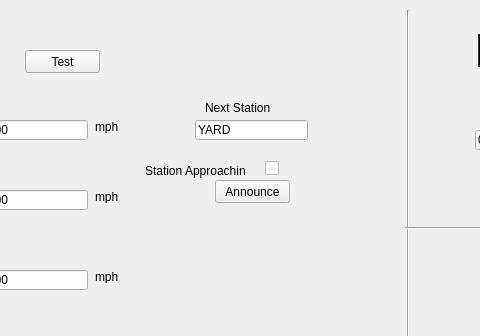
First picture: the form in src/HWTrainController/hw_TrainController/traincontrollermainwindow.ui, repository JHarnishfeger/ECE1140_Conductors, before the edit; both pictures show x 165 to 645 and y 0 to 336 of the 1034 by 606 pixel window.
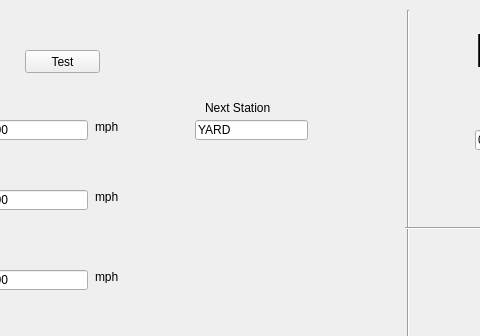
Second picture: the form after the edit.

Patch:
```diff
--- a/src/HWTrainController/hw_TrainController/traincontrollermainwindow.ui
+++ b/src/HWTrainController/hw_TrainController/traincontrollermainwindow.ui
@@ -604,45 +604,6 @@
      <string>Mode</string>
     </property>
    </widget>
-   <widget class="QCheckBox" name="stationApproachingCB">
-    <property name="geometry">
-     <rect>
-      <x>430</x>
-      <y>160</y>
-      <width>70</width>
-      <height>17</height>
-     </rect>
-    </property>
-    <property name="text">
-     <string/>
-    </property>
-   </widget>
-   <widget class="QLabel" name="EmergencyBreak_3">
-    <property name="geometry">
-     <rect>
-      <x>310</x>
-      <y>150</y>
-      <width>101</width>
-      <height>41</height>
-     </rect>
-    </property>
-    <property name="text">
-     <string>Station Approaching</string>
-    </property>
-   </widget>
-   <widget class="QPushButton" name="testButton_2">
-    <property name="geometry">
-     <rect>
-      <x>380</x>
-      <y>180</y>
-      <width>75</width>
-      <height>23</height>
-     </rect>
-    </property>
-    <property name="text">
-     <string>Announce</string>
-    </property>
-   </widget>
   </widget>
   <widget class="QStatusBar" name="statusbar"/>
   <widget class="QMenuBar" name="menubar">
```
Left out of the diff: 4 changed lines with no effect on the pictures.
